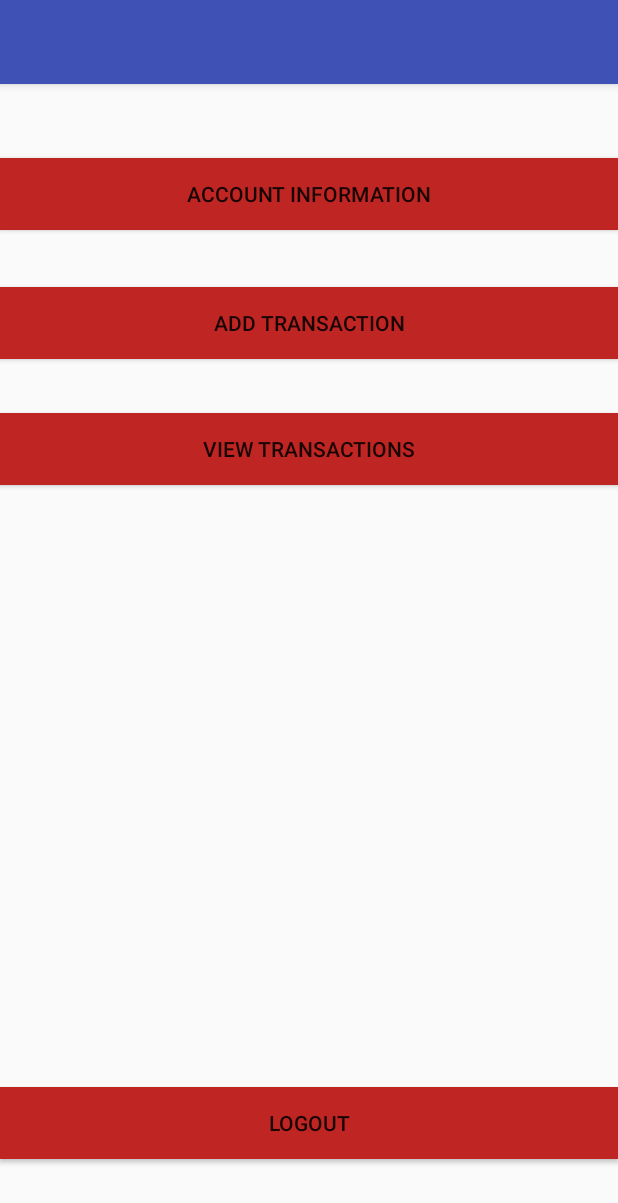
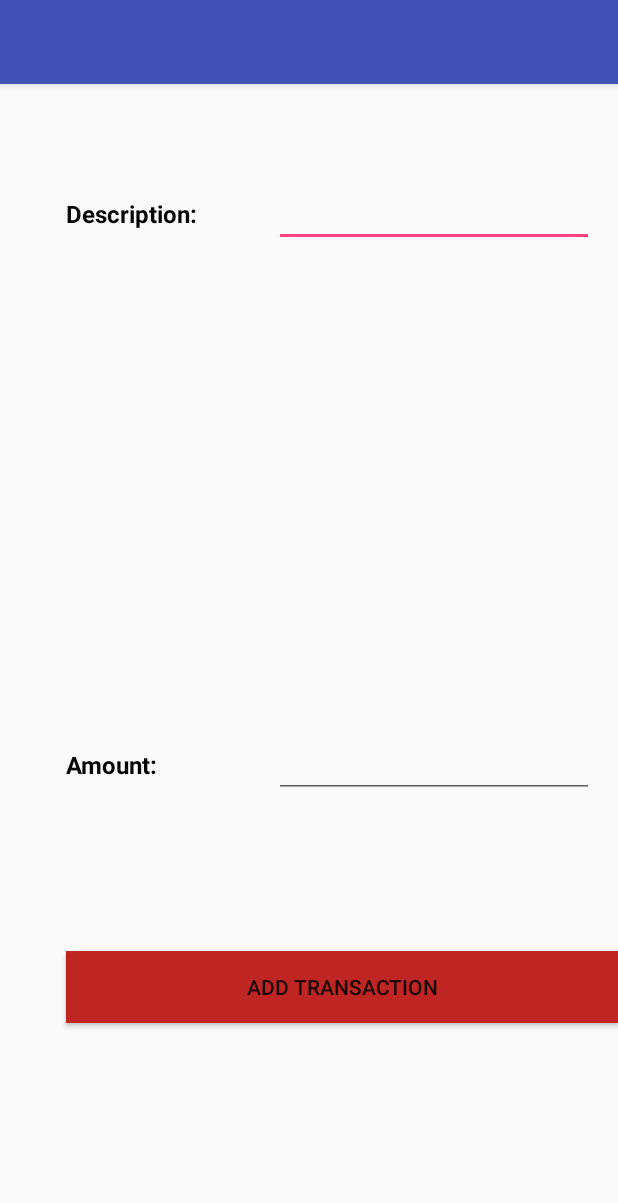
Before and after one commit to azamean/Bank, an Android app: the MainMenu screen opened directly, with no data from a screen before it, after a tap on "ADD TRANSACTION", on a phone screen of 412 x 824 dp. Shown: the top 1203 px of the screen. Run offline under Robolectric (Android 15) with nearby library versions, the phone set to English and light mode, and no system bars.

Commit message:
Large amount of changes, forgot to commit a few times so this is a big upload

```diff
--- a/BankingApp/app/src/main/AndroidManifest.xml
+++ b/BankingApp/app/src/main/AndroidManifest.xml
@@ -27,7 +27,9 @@
         <activity android:name=".newUser" />
         <activity android:name=".Login" />
         <activity android:name=".MainMenu" />
-        <activity android:name=".AccountInformation"></activity>
+        <activity android:name=".AccountInformation" />
+        <activity android:name=".newTrans" />
+        <activity android:name=".viewTransactions"></activity>
     </application>
 
 </manifest>
--- a/BankingApp/app/src/main/java/marcusobyrne/bankingapp/DBHandler.java
+++ b/BankingApp/app/src/main/java/marcusobyrne/bankingapp/DBHandler.java
@@ -77,10 +77,10 @@ public class DBHandler extends SQLiteOpenHelper {
         db.insert(TABLE_USER, null, values);
         db.close();
     }
-    public void addTransaction(Transaction transaction){
+    public void saveTransaction(Transaction transaction){
         ContentValues values = new ContentValues();
         values.put(COLUMN_DESCRIPTION, transaction.get_description());
-        values.put(COLUMN_AMOUNT, transaction.get_balance());
+        values.put(COLUMN_AMOUNT, transaction.get_amount());
 
         SQLiteDatabase db = getWritableDatabase();
         db.insert(TABLE_TRANSACTIONS, null, values);
@@ -135,7 +135,7 @@ public class DBHandler extends SQLiteOpenHelper {
 
             if(c.getString(c.getColumnIndex("description")) != null){
                 dbString += c.getString(c.getColumnIndex("description"));
-                dbString += c.getString(c.getColumnIndex("balance"));
+                dbString += c.getString(c.getColumnIndex("amount")).toString();
                 dbString += "\n";
             }
         }
--- a/BankingApp/app/src/main/java/marcusobyrne/bankingapp/MainMenu.java
+++ b/BankingApp/app/src/main/java/marcusobyrne/bankingapp/MainMenu.java
@@ -30,9 +30,13 @@ public class MainMenu extends AppCompatActivity {
         startActivity(logout);
     }
 
-    public void addTransaction(View view){
-        Intent addTrans = new Intent(MainMenu.this, AddTransaction.class);
+    public void addTransactionClicked(View view){
+        Intent addTrans = new Intent(MainMenu.this, newTrans.class);
         startActivity(addTrans);
+
+    }
+
+    public void viewTransactionClicked(View view){
 
     }
 
--- a/BankingApp/app/src/main/java/marcusobyrne/bankingapp/AddTransaction.java
+++ b/BankingApp/app/src/main/java/marcusobyrne/bankingapp/newTrans.java
@@ -8,8 +8,7 @@ import android.os.Bundle;
 import android.view.View;
 import android.widget.EditText;
 
-public class AddTransaction extends AppCompatActivity {
-
+public class newTrans extends AppCompatActivity {
 
     DBHandler dbHandler;
     EditText Description;
@@ -18,7 +17,8 @@ public class AddTransaction extends AppCompatActivity {
     @Override
     protected void onCreate(Bundle savedInstanceState) {
         super.onCreate(savedInstanceState);
-        setContentView(R.layout.activity_add_transaction);
+        setContentView(R.layout.activity_new_trans);
+
         setTitle("");
 
         Description = (EditText) findViewById(R.id.editTextDecription);
@@ -26,13 +26,21 @@ public class AddTransaction extends AppCompatActivity {
 
         dbHandler = new DBHandler(this, null, null, 1);
 
+
+
+
     }
 
-    public void addTransaction(){
-            Transaction transaction = new Transaction(Description.getText().toString(),
-                    Double.valueOf(Amount.getText().toString()));
 
-            dbHandler.addTransaction(transaction);
+
+    public void saveTransaction(View view){
+        Transaction transaction = new Transaction(Description.getText().toString(),
+                Double.valueOf(Amount.getText().toString()));
+
+        dbHandler.saveTransaction(transaction);
+
+        Intent transactionAdded = new Intent(this, MainMenu.class);
+        startActivity(transactionAdded);
 
         /*
             final Intent transactionAdded = new Intent(this, MainMenu.class);
--- a/BankingApp/app/src/main/res/layout/activity_main_menu.xml
+++ b/BankingApp/app/src/main/res/layout/activity_main_menu.xml
@@ -34,22 +34,23 @@
         android:id="@+id/buttonAddTrans"
         android:layout_width="match_parent"
         android:layout_height="wrap_content"
+        android:layout_alignParentLeft="true"
+        android:layout_alignParentStart="true"
+        android:layout_below="@+id/button"
+        android:layout_marginTop="38dp"
         android:background="#bf2522"
-        android:onClick="addTransaction"
-        android:text="Add Transaction"
-        android:layout_marginTop="38dp"
-        android:layout_below="@+id/button"
-        android:layout_alignParentLeft="true"
-        android:layout_alignParentStart="true" />
+        android:onClick="addTransactionClicked"
+        android:text="Add Transaction" />
 
     <Button
         android:id="@+id/buttonViewTrans"
         android:layout_width="match_parent"
         android:layout_height="wrap_content"
-        android:background="#bf2522"
-        android:text="View Transactions"
-        android:layout_below="@+id/buttonAddTrans"
         android:layout_alignParentLeft="true"
         android:layout_alignParentStart="true"
-        android:layout_marginTop="36dp" />
+        android:layout_below="@+id/buttonAddTrans"
+        android:layout_marginTop="36dp"
+        android:background="#bf2522"
+        android:onClick="viewTransactionClicked"
+        android:text="View Transactions" />
 </android.widget.RelativeLayout>
--- /dev/null
+++ b/BankingApp/app/src/main/res/layout/activity_new_trans.xml
@@ -0,0 +1,80 @@
+<?xml version="1.0" encoding="utf-8"?>
+<android.widget.RelativeLayout xmlns:android="http://schemas.android.com/apk/res/android"
+    xmlns:app="http://schemas.android.com/apk/res-auto"
+    xmlns:tools="http://schemas.android.com/tools"
+    android:layout_width="match_parent"
+    android:layout_height="match_parent"
+    tools:context="marcusobyrne.bankingapp.newTrans">
+
+    <TextView
+        android:id="@+id/textView3"
+        android:layout_width="wrap_content"
+        android:layout_height="wrap_content"
+        android:text="Description:"
+        android:textColor="#000000"
+        android:textSize="16sp"
+        android:textStyle="bold"
+        tools:layout_editor_absoluteX="16dp"
+        tools:layout_editor_absoluteY="49dp"
+        android:layout_alignParentTop="true"
+        android:layout_alignLeft="@+id/button2"
+        android:layout_alignStart="@+id/button2"
+        android:layout_marginTop="75dp" />
+
+    <TextView
+        android:id="@+id/textView5"
+        android:layout_width="wrap_content"
+        android:layout_height="wrap_content"
+        android:text="Amount: "
+        android:textColor="#000000"
+        android:textSize="16sp"
+        android:textStyle="bold"
+        tools:layout_editor_absoluteX="16dp"
+        tools:layout_editor_absoluteY="149dp"
+        android:layout_alignBaseline="@+id/editTextAmount"
+        android:layout_alignBottom="@+id/editTextAmount"
+        android:layout_alignLeft="@+id/textView3"
+        android:layout_alignStart="@+id/textView3" />
+
+    <EditText
+        android:id="@+id/editTextDecription"
+        android:layout_width="wrap_content"
+        android:layout_height="wrap_content"
+        android:ems="10"
+        android:inputType="textPersonName"
+        tools:layout_editor_absoluteX="133dp"
+        tools:layout_editor_absoluteY="37dp"
+        android:layout_alignBaseline="@+id/textView3"
+        android:layout_alignBottom="@+id/textView3"
+        android:layout_alignLeft="@+id/editTextAmount"
+        android:layout_alignStart="@+id/editTextAmount" />
+
+    <EditText
+        android:id="@+id/editTextAmount"
+        android:layout_width="wrap_content"
+        android:layout_height="wrap_content"
+        android:ems="10"
+        android:inputType="numberDecimal"
+        tools:layout_editor_absoluteX="133dp"
+        tools:layout_editor_absoluteY="137dp"
+        android:layout_above="@+id/button2"
+        android:layout_alignParentRight="true"
+        android:layout_alignParentEnd="true"
+        android:layout_marginRight="16dp"
+        android:layout_marginEnd="16dp"
+        android:layout_marginBottom="102dp" />
+
+    <Button
+        android:id="@+id/button2"
+        android:layout_width="368dp"
+        android:layout_height="wrap_content"
+        android:background="#bf2522"
+        android:onClick="saveTransaction"
+        android:text="Add Transaction"
+        tools:layout_editor_absoluteX="8dp"
+        tools:layout_editor_absoluteY="269dp"
+        android:layout_marginBottom="142dp"
+        android:layout_alignParentBottom="true"
+        android:layout_alignParentRight="true"
+        android:layout_alignParentEnd="true" />
+</android.widget.RelativeLayout>
```
Also changed, not shown: BankingApp/app/src/main/java/marcusobyrne/bankingapp/Transaction.java (+7 -16 lines), BankingApp/app/src/main/java/marcusobyrne/bankingapp/viewTransactions.java (added, +24 -0 lines), BankingApp/app/src/main/res/layout/activity_add_transaction.xml (deleted, +0 -70 lines), BankingApp/app/src/main/res/layout/activity_view_transactions.xml (added, +18 -0 lines).
